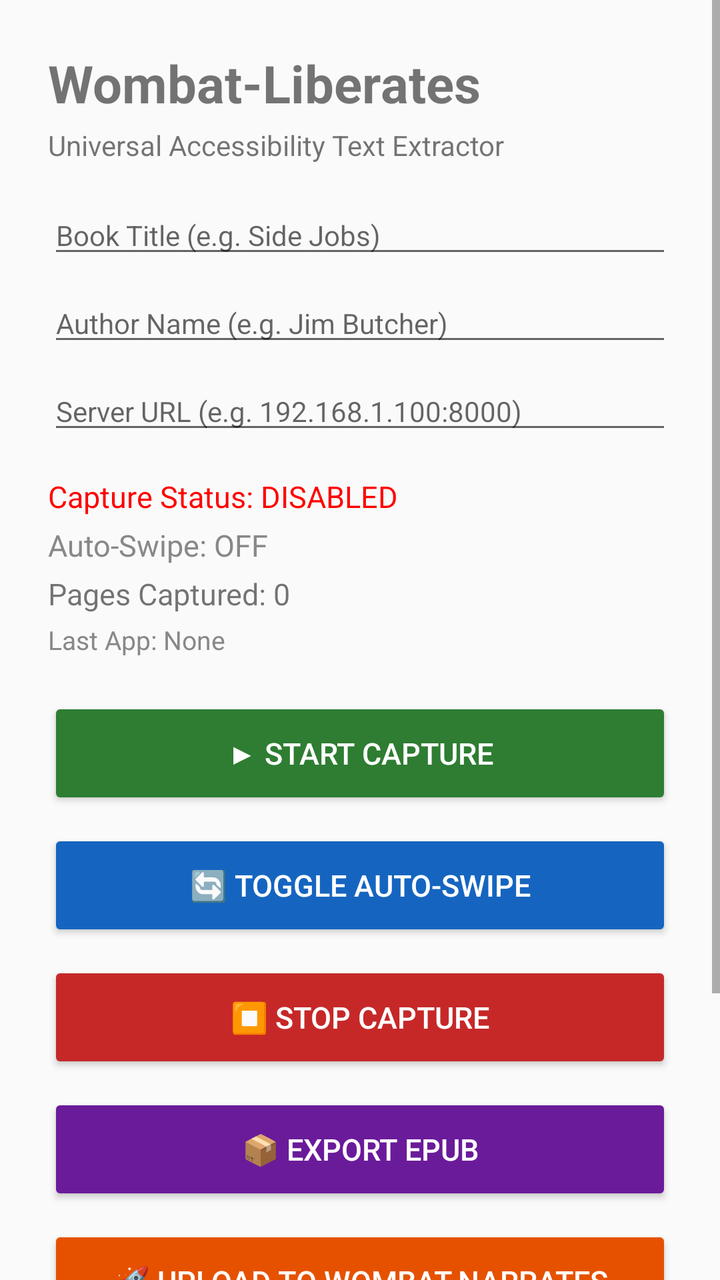
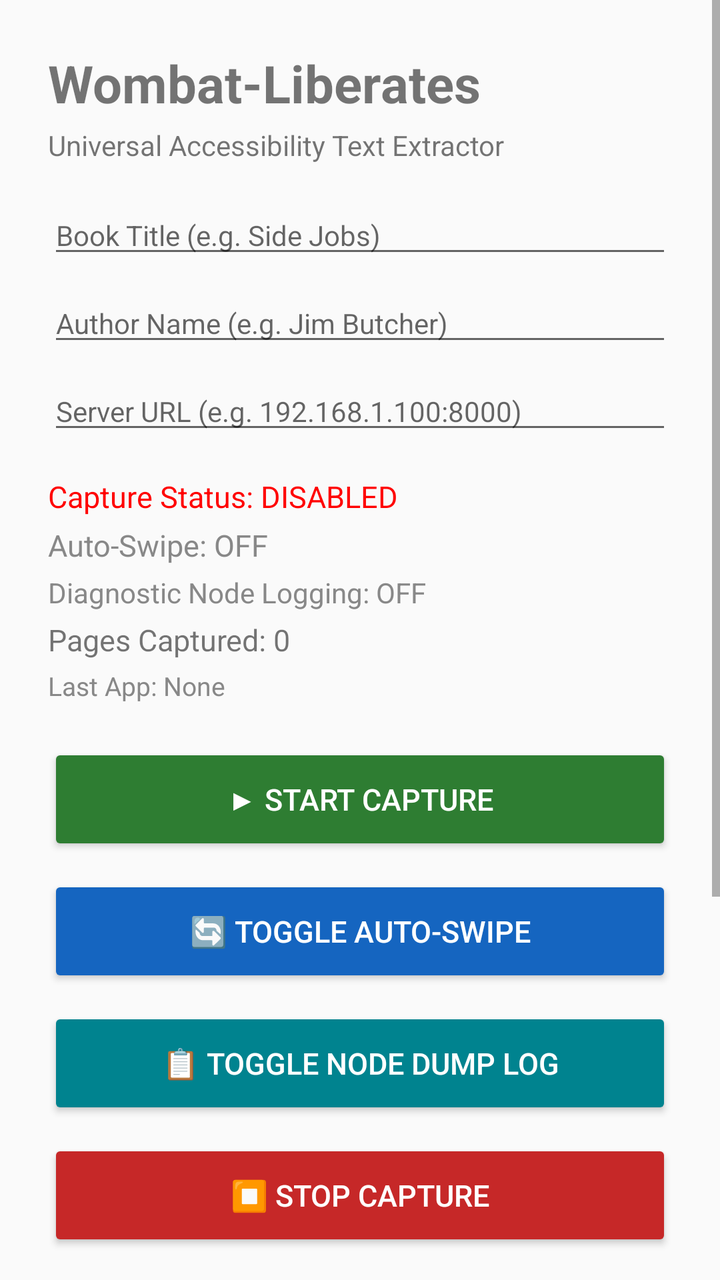

Compare the two renders of this Android layout. The source of the first and the diff that turns it into the second are given below.
<!-- AndroidManifest.xml: application theme Theme.AppCompat.DayNight.DarkActionBar -->
<!-- res/layout/activity_main.xml -->
<?xml version="1.0" encoding="utf-8"?>
<ScrollView xmlns:android="http://schemas.android.com/apk/res/android"
    android:layout_width="match_parent"
    android:layout_height="match_parent"
    android:fillViewport="true">

    <LinearLayout
        android:layout_width="match_parent"
        android:layout_height="wrap_content"
        android:orientation="vertical"
        android:padding="24dp">

        <TextView
            android:id="@+id/tvTitle"
            android:layout_width="match_parent"
            android:layout_height="wrap_content"
            android:text="Wombat-Liberates"
            android:textSize="26sp"
            android:textStyle="bold"
            android:paddingBottom="4dp" />

        <TextView
            android:id="@+id/tvSubtitle"
            android:layout_width="match_parent"
            android:layout_height="wrap_content"
            android:text="Universal Accessibility Text Extractor"
            android:textSize="14sp"
            android:paddingBottom="16dp" />

        
        <EditText
            android:id="@+id/etBookTitle"
            android:layout_width="match_parent"
            android:layout_height="wrap_content"
            android:hint="Book Title (e.g. Side Jobs)"
            android:textSize="14sp"
            android:layout_marginBottom="8dp" />

        <EditText
            android:id="@+id/etBookAuthor"
            android:layout_width="match_parent"
            android:layout_height="wrap_content"
            android:hint="Author Name (e.g. Jim Butcher)"
            android:textSize="14sp"
            android:layout_marginBottom="8dp" />

        <EditText
            android:id="@+id/etServerUrl"
            android:layout_width="match_parent"
            android:layout_height="wrap_content"
            android:hint="Server URL (e.g. 192.168.1.100:8000)"
            android:textSize="14sp"
            android:layout_marginBottom="16dp" />

        <TextView
            android:id="@+id/statusTv"
            android:layout_width="match_parent"
            android:layout_height="wrap_content"
            android:text="Capture Status: DISABLED"
            android:textColor="#FF0000"
            android:textSize="15sp"
            android:paddingBottom="4dp" />

        <TextView
            android:id="@+id/autoSwipeTv"
            android:layout_width="match_parent"
            android:layout_height="wrap_content"
            android:text="Auto-Swipe: OFF"
            android:textColor="#888888"
            android:textSize="15sp"
            android:paddingBottom="4dp" />

        <TextView
            android:id="@+id/pageCountTv"
            android:layout_width="match_parent"
            android:layout_height="wrap_content"
            android:text="Pages Captured: 0"
            android:textSize="15sp"
            android:paddingBottom="4dp" />

        <TextView
            android:id="@+id/lastPkgTv"
            android:layout_width="match_parent"
            android:layout_height="wrap_content"
            android:text="Last App: None"
            android:textColor="#888888"
            android:textSize="13sp"
            android:paddingBottom="20dp" />

        <Button
            android:id="@+id/btnStart"
            android:layout_width="match_parent"
            android:layout_height="56dp"
            android:backgroundTint="#2E7D32"
            android:text="▶ START CAPTURE"
            android:textColor="#FFFFFF"
            android:textSize="15sp"
            android:layout_marginBottom="10dp" />

        <Button
            android:id="@+id/btnAutoSwipe"
            android:layout_width="match_parent"
            android:layout_height="56dp"
            android:backgroundTint="#1565C0"
            android:text="🔄 TOGGLE AUTO-SWIPE"
            android:textColor="#FFFFFF"
            android:textSize="15sp"
            android:layout_marginBottom="10dp" />

        <Button
            android:id="@+id/btnStop"
            android:layout_width="match_parent"
            android:layout_height="56dp"
            android:backgroundTint="#C62828"
            android:text="⏹ STOP CAPTURE"
            android:textColor="#FFFFFF"
            android:textSize="15sp"
            android:layout_marginBottom="10dp" />

        <Button
            android:id="@+id/btnExportEpub"
            android:layout_width="match_parent"
            android:layout_height="56dp"
            android:backgroundTint="#6A1B9A"
            android:text="📦 EXPORT EPUB"
            android:textColor="#FFFFFF"
            android:textSize="15sp"
            android:layout_marginBottom="10dp" />

        <Button
            android:id="@+id/btnUploadServer"
            android:layout_width="match_parent"
            android:layout_height="56dp"
            android:backgroundTint="#E65100"
            android:text="🚀 UPLOAD TO WOMBAT-NARRATES"
            android:textColor="#FFFFFF"
            android:textSize="15sp"
            android:layout_marginBottom="10dp" />

        <Button
            android:id="@+id/btnClear"
            android:layout_width="match_parent"
            android:layout_height="56dp"
            android:text="🗑 CLEAR BUFFER"
            android:textSize="14sp"
            android:layout_marginBottom="10dp" />

        <Button
            android:id="@+id/btnSettings"
            android:layout_width="match_parent"
            android:layout_height="56dp"
            android:text="⚙ Open Accessibility Settings"
            android:textSize="13sp" />

    </LinearLayout>
</ScrollView>
<!-- resources referenced by this layout -->
<resources>

</resources>

<!-- the commit's change to res/layout/activity_main.xml (unified diff, before → after) -->
@@ -71,6 +71,15 @@
             android:paddingBottom="4dp" />
 
         <TextView
+            android:id="@+id/dumpLogTv"
+            android:layout_width="match_parent"
+            android:layout_height="wrap_content"
+            android:text="Diagnostic Node Logging: OFF"
+            android:textColor="#888888"
+            android:textSize="14sp"
+            android:paddingBottom="4dp" />
+
+        <TextView
             android:id="@+id/pageCountTv"
             android:layout_width="match_parent"
             android:layout_height="wrap_content"
@@ -103,6 +112,16 @@
             android:layout_height="56dp"
             android:backgroundTint="#1565C0"
             android:text="🔄 TOGGLE AUTO-SWIPE"
+            android:textColor="#FFFFFF"
+            android:textSize="15sp"
+            android:layout_marginBottom="10dp" />
+
+        <Button
+            android:id="@+id/btnDumpLog"
+            android:layout_width="match_parent"
+            android:layout_height="56dp"
+            android:backgroundTint="#00838F"
+            android:text="📋 TOGGLE NODE DUMP LOG"
             android:textColor="#FFFFFF"
             android:textSize="15sp"
             android:layout_marginBottom="10dp" />
@@ -141,7 +160,7 @@
             android:id="@+id/btnClear"
             android:layout_width="match_parent"
             android:layout_height="56dp"
-            android:text="🗑 CLEAR BUFFER"
+            android:text="🗑 CLEAR BUFFER &amp; LOG"
             android:textSize="14sp"
             android:layout_marginBottom="10dp" />
 
